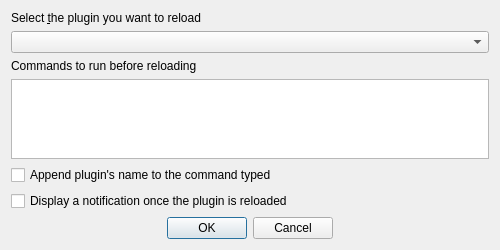
This is configurereloaderbase.ui in borysiasty/plugin_reloader as Qt 5 draws it before an edit. The edited form follows.
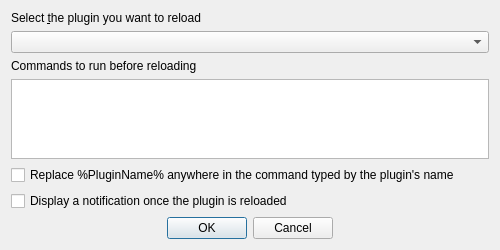
This is the edited form.

Commit message: search and replace %PluginName%

```diff
--- a/configurereloaderbase.ui
+++ b/configurereloaderbase.ui
@@ -89,7 +89,7 @@
       <string>&lt;html&gt;&lt;head/&gt;&lt;body&gt;&lt;p&gt;Will change a command like&lt;/p&gt;&lt;p&gt;&lt;span style=&quot; font-weight:600;&quot;&gt;python makeBackup.py&lt;/span&gt;&lt;/p&gt;&lt;p&gt;to&lt;/p&gt;&lt;p&gt;&lt;span style=&quot; font-weight:600;&quot;&gt;python makeBackup.py plugin_reloader&lt;/span&gt;&lt;/p&gt;&lt;/body&gt;&lt;/html&gt;</string>
      </property>
      <property name="text">
-      <string>Append plugin's name to the command typed</string>
+      <string>Replace %PluginName% anywhere in the command typed by the plugin's name</string>
      </property>
     </widget>
    </item>
```
Left out of the diff: 4 changed lines with no effect on the pictures. The commit also changes 1 other file.
